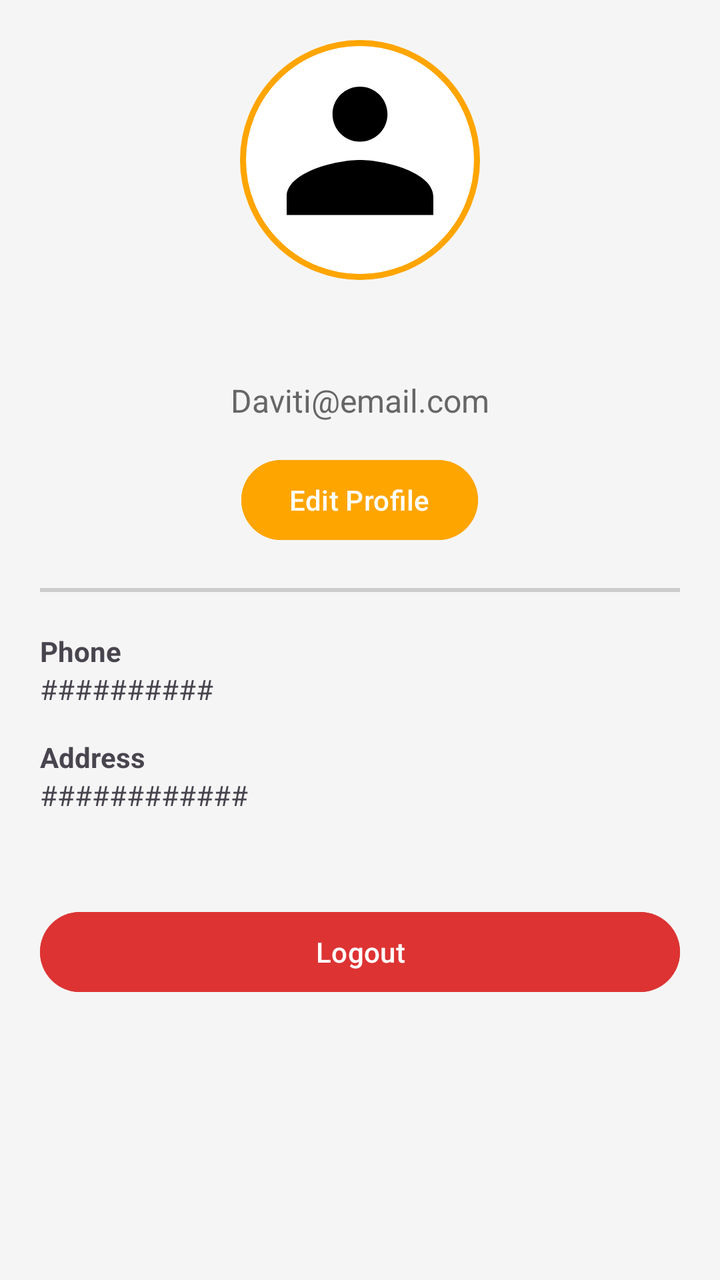
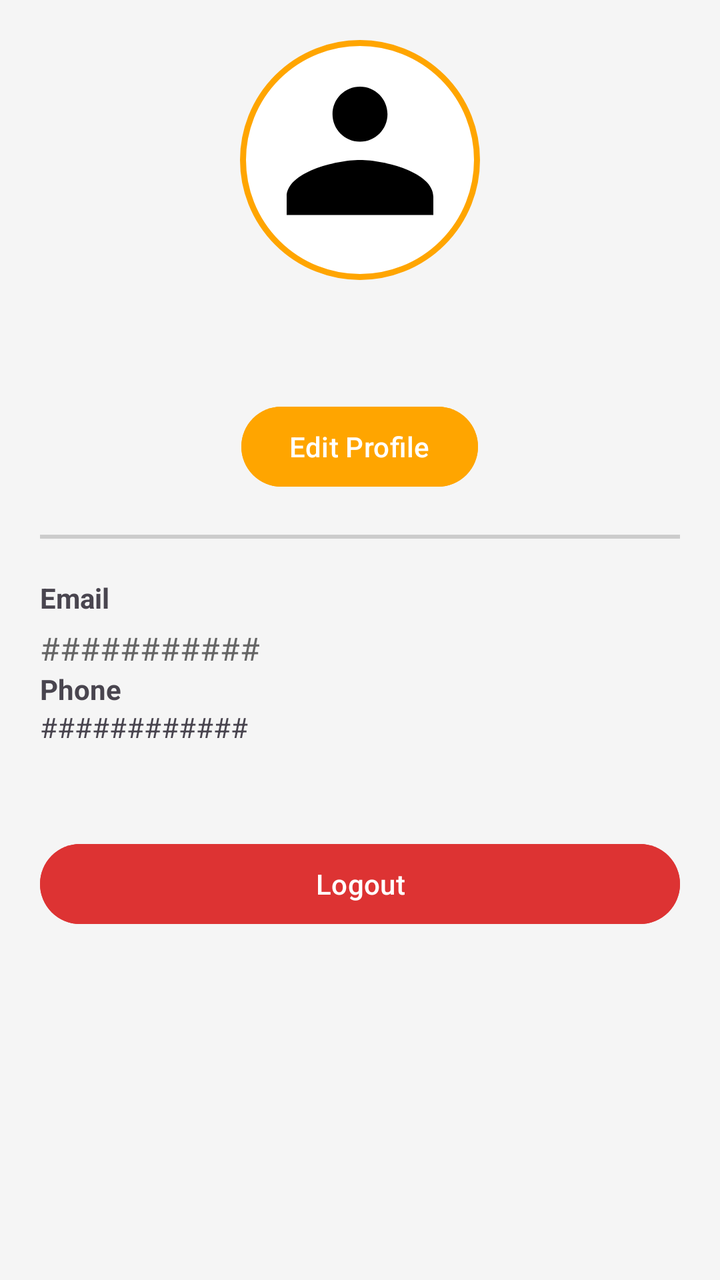

An Android layout rendered at two revisions. The XML below is the earlier revision; the diff shows what the commit changed to produce the second picture.
<!-- AndroidManifest.xml: application theme Theme.Project -->
<!-- res/layout/fragment_profile.xml -->
<?xml version="1.0" encoding="utf-8"?>
<ScrollView xmlns:android="http://schemas.android.com/apk/res/android" android:layout_width="match_parent" android:layout_height="match_parent" android:padding="20dp" android:background="#F5F5F5">

    <LinearLayout android:layout_width="match_parent" android:layout_height="match_parent" android:orientation="vertical" android:gravity="center_horizontal">

        <ImageView android:id="@+id/profileImage" android:layout_width="120dp" android:layout_height="120dp" android:src="@drawable/ic_profile" android:scaleType="centerCrop" android:background="@drawable/circle_bg" android:padding="5dp" />

        <TextView android:id="@+id/profileName" android:layout_width="wrap_content" android:layout_height="wrap_content" android:textSize="22sp" android:textStyle="bold" android:layout_marginTop="15dp" />

        <TextView android:id="@+id/profileEmail" android:layout_width="wrap_content" android:layout_height="wrap_content" android:text="Daviti@email.com" android:textSize="16sp" android:textColor="#666" android:layout_marginTop="5dp" />

        <Button android:id="@+id/btnEditProfile" android:layout_width="wrap_content" android:layout_height="wrap_content" android:text="Edit Profile" android:layout_marginTop="15dp" android:backgroundTint="#FFA500" android:textColor="#FFFFFF" />

        <View android:layout_width="match_parent" android:layout_height="2dp" android:background="#CCCCCC" android:layout_marginTop="20dp" />

        <LinearLayout android:layout_width="match_parent" android:layout_height="wrap_content" android:orientation="vertical" android:layout_marginTop="20dp">

            <TextView android:id="@+id/labelPhone" android:layout_width="wrap_content" android:layout_height="wrap_content" android:text="Phone" android:textStyle="bold"/>


            <TextView android:id="@+id/valuePhone" android:layout_width="wrap_content" android:layout_height="wrap_content" android:text="##########" android:paddingBottom="15dp" />


            <TextView android:id="@+id/labelAddress" android:layout_width="wrap_content" android:layout_height="wrap_content" android:text="Address" android:textStyle="bold" />

            <TextView android:id="@+id/valueAddress" android:layout_width="match_parent" android:layout_height="wrap_content" android:text="############" android:paddingBottom="15dp" />

        </LinearLayout>

        <Button android:id="@+id/btnLogout" android:layout_width="match_parent" android:layout_height="wrap_content" android:text="Logout" android:layout_marginTop="30dp" android:backgroundTint="#DD3333" android:textColor="#FFFFFF" />

    </LinearLayout>

</ScrollView>
<!-- resources referenced by this layout -->
<resources>
  <!-- drawable circle_bg (drawable) -->
  <shape xmlns:android="http://schemas.android.com/apk/res/android"
      android:shape="oval">
      <solid android:color="#FFFFFF" />
      <stroke android:width="3dp" android:color="#FFA500" />
  </shape>
  <!-- drawable ic_profile (drawable) -->
  <vector xmlns:android="http://schemas.android.com/apk/res/android"
      android:width="24dp"
      android:height="24dp"
      android:viewportWidth="24"
      android:viewportHeight="24">
  
      <path
          android:fillColor="#000000"
          android:pathData="M12,12c2.67,0 8,1.34 8,4v2H4v-2c0,-2.66 5.33,-4 8,-4zM12,4c1.66,0 3,1.34 3,3s-1.34,3 -3,3 -3,-1.34 -3,-3 1.34,-3 3,-3z"/>
  </vector>
  <style name="Theme.Project" parent="Base.Theme.Project" />
  <style name="Base.Theme.Project" parent="Theme.Material3.DayNight.NoActionBar">
          
          
      </style>
</resources>

<!-- the commit's change to res/layout/fragment_profile.xml (unified diff, before → after) -->
@@ -7,23 +7,19 @@
 
         <TextView android:id="@+id/profileName" android:layout_width="wrap_content" android:layout_height="wrap_content" android:textSize="22sp" android:textStyle="bold" android:layout_marginTop="15dp" />
 
-        <TextView android:id="@+id/profileEmail" android:layout_width="wrap_content" android:layout_height="wrap_content" android:text="Daviti@email.com" android:textSize="16sp" android:textColor="#666" android:layout_marginTop="5dp" />
-
         <Button android:id="@+id/btnEditProfile" android:layout_width="wrap_content" android:layout_height="wrap_content" android:text="Edit Profile" android:layout_marginTop="15dp" android:backgroundTint="#FFA500" android:textColor="#FFFFFF" />
 
         <View android:layout_width="match_parent" android:layout_height="2dp" android:background="#CCCCCC" android:layout_marginTop="20dp" />
 
         <LinearLayout android:layout_width="match_parent" android:layout_height="wrap_content" android:orientation="vertical" android:layout_marginTop="20dp">
 
-            <TextView android:id="@+id/labelPhone" android:layout_width="wrap_content" android:layout_height="wrap_content" android:text="Phone" android:textStyle="bold"/>
+            <TextView android:id="@+id/Email" android:layout_width="wrap_content" android:layout_height="wrap_content" android:text="Email" android:textStyle="bold"/>
 
+            <TextView android:id="@+id/profileEmail" android:layout_width="wrap_content" android:layout_height="wrap_content" android:textSize="16sp" android:textColor="#666" android:layout_marginTop="5dp" android:text="###########"/>
 
-            <TextView android:id="@+id/valuePhone" android:layout_width="wrap_content" android:layout_height="wrap_content" android:text="##########" android:paddingBottom="15dp" />
+            <TextView android:id="@+id/Phone" android:layout_width="wrap_content" android:layout_height="wrap_content" android:text="Phone" android:textStyle="bold" />
 
-
-            <TextView android:id="@+id/labelAddress" android:layout_width="wrap_content" android:layout_height="wrap_content" android:text="Address" android:textStyle="bold" />
-
-            <TextView android:id="@+id/valueAddress" android:layout_width="match_parent" android:layout_height="wrap_content" android:text="############" android:paddingBottom="15dp" />
+            <TextView android:id="@+id/valuePhone" android:layout_width="match_parent" android:layout_height="wrap_content" android:text="############" android:paddingBottom="15dp" />
 
         </LinearLayout>
 
